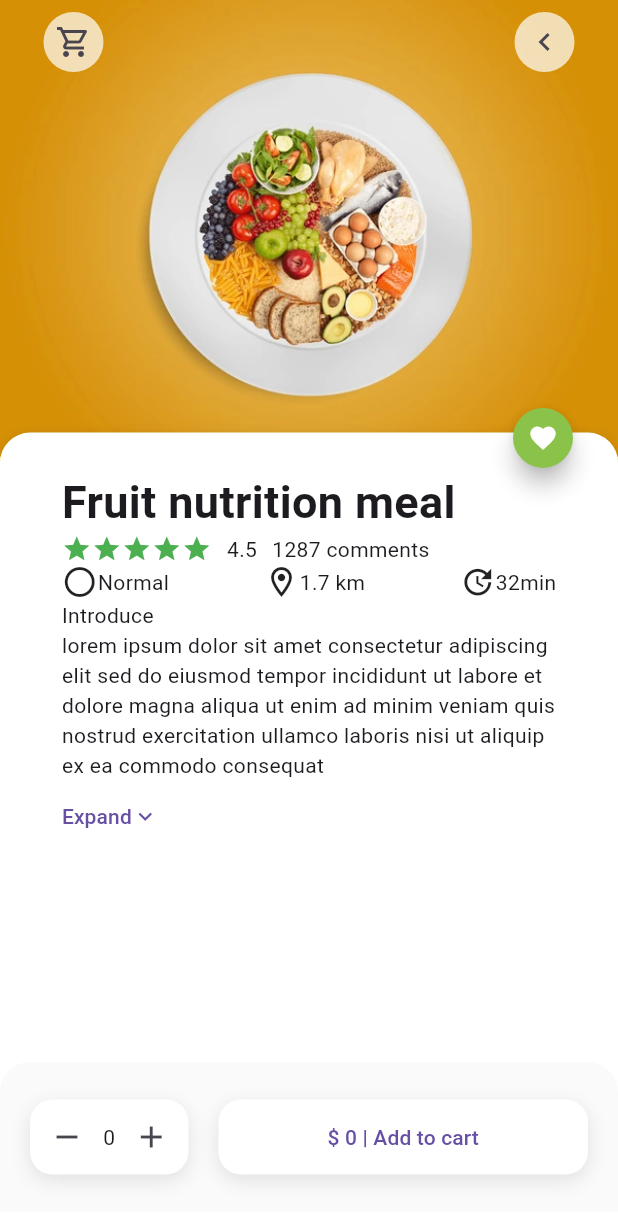
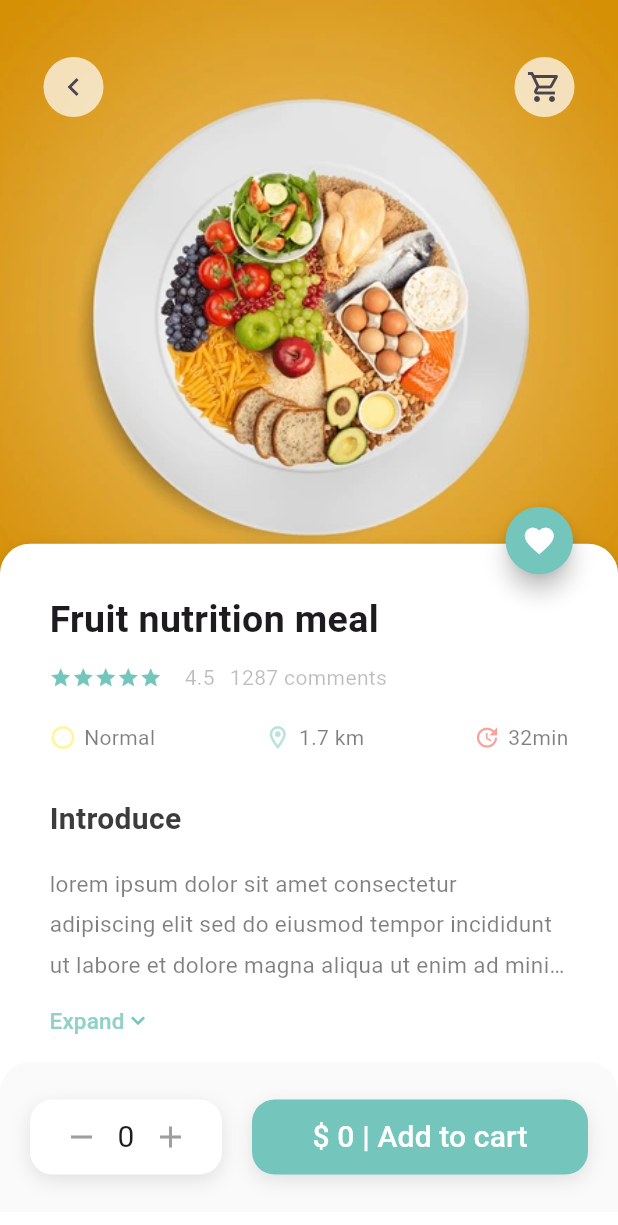
Before and after one commit to Siripongapr/np_app_test, a Flutter app: the screen it shows after launch, on a phone screen of 412 x 824 dp. Shown: the top 1225 px of the screen. Run offline on Flutter 3.47's test engine with Material 3 defaults, Android fonts, the phone set to English and light mode, and no system bars.

Commit message:
feat: Detailed all the UI from the design.

```diff
--- a/lib/screen/menu.dart
+++ b/lib/screen/menu.dart
@@ -1,5 +1,6 @@
 import 'package:flutter/material.dart';
 import 'package:np_app_test/widget/add_to_cart_button.dart';
+import 'package:np_app_test/widget/colors.dart';
 import 'package:np_app_test/widget/count_button.dart';
 import 'package:np_app_test/widget/custom_app_bar.dart';
 import 'package:np_app_test/widget/icon_with_text.dart';
@@ -14,6 +15,7 @@ class Menu extends StatefulWidget {
 class _MenuState extends State<Menu> {
   int _rating = 5;
   int _itemCount = 0;
+  int _maxLine = 3;
   String assetImage = 'assets/images/plate.webp';
   @override
   Widget build(BuildContext context) {
@@ -24,14 +26,20 @@ class _MenuState extends State<Menu> {
         children: [
           SizedBox(
             width: screenWidth,
+            height: screenHeight * 0.5,
             child: Image.asset(
               assetImage,
-              fit: BoxFit.contain,
+              fit: BoxFit.fitHeight,
             ),
           ),
-          const CustomAppBar(),
+          Padding(
+            padding: const EdgeInsets.only(top: 30.0),
+            child: CustomAppBar(
+              itemCount: _itemCount,
+            ),
+          ),
           Positioned(
-            top: screenHeight * 0.35,
+            top: screenHeight * 0.44,
             child: Container(
               width: screenWidth,
               height: screenHeight,
@@ -49,43 +57,31 @@ class _MenuState extends State<Menu> {
                   ]),
               child: Padding(
                 padding: EdgeInsets.symmetric(
-                    horizontal: screenWidth * 0.1,
-                    vertical: screenHeight * 0.03),
+                    horizontal: screenWidth * 0.08,
+                    vertical: screenHeight * 0.04),
                 child: Column(
                     crossAxisAlignment: CrossAxisAlignment.start,
                     children: [
                       const Text('Fruit nutrition meal',
                           style: TextStyle(
-                              fontSize: 30, fontWeight: FontWeight.bold)),
+                              fontSize: 25, fontWeight: FontWeight.bold)),
+                      const SizedBox(height: 10),
                       Row(
                         children: [
-                          Row(
-                            mainAxisSize: MainAxisSize.max,
-                            mainAxisAlignment: MainAxisAlignment.center,
-                            children: List.generate(5, (index) {
-                              return GestureDetector(
-                                onTap: () {
-                                  setState(() {
-                                    _rating = index + 1;
-                                  });
-                                },
-                                child: Icon(
-                                  _rating > index ? Icons.star : Icons.star,
-                                  color: _rating > index
-                                      ? Colors.green
-                                      : Colors.grey,
-                                  size: 20.0,
-                                ),
-                              );
-                            }),
+                          _ratingWidget(),
+                          const SizedBox(width: 15),
+                          const Text(
+                            '4.5',
+                            style: TextStyle(color: Colors.black26),
                           ),
                           const SizedBox(width: 10),
-                          const Text('4.5'),
-                          const SizedBox(width: 10),
-                          const Text('1287 comments')
+                          const Text('1287 comments',
+                              style: TextStyle(color: Colors.black26))
                         ],
                       ),
-                      const Row(
+                      const Padding(
+                        padding: EdgeInsets.only(top: 20.0, bottom: 30),
+                        child: Row(
                           mainAxisAlignment: MainAxisAlignment.spaceBetween,
                           children: [
                             IconWithText(
@@ -102,18 +98,45 @@ class _MenuState extends State<Menu> {
                             ),
                           ],
                         ),
-                      const Text('Introduce'),
-                      const Text(
-                          'lorem ipsum dolor sit amet consectetur adipiscing elit sed do eiusmod tempor incididunt ut labore et dolore magna aliqua ut enim ad minim veniam quis nostrud exercitation ullamco laboris nisi ut aliquip ex ea commodo consequat'),
-                      TextButton(
+                      ),
+                      const Text('Introduce',
+                          style: TextStyle(
+                              fontSize: 20,
+                              fontWeight: FontWeight.bold,
+                              color: Color.fromARGB(255, 60, 60, 60))),
+                      const SizedBox(height: 15),
+                      Text(
+                        'lorem ipsum dolor sit amet consectetur adipiscing elit sed do eiusmod tempor incididunt ut labore et dolore magna aliqua ut enim ad minim veniam quis nostrud exercitation ullamco laboris nisi ut aliquip ex ea commodo consequat',
+                        style: TextStyle(
+                            fontSize: 15,
+                            height: 1.8,
+                            color: Colors.black.withOpacity(0.5)),
+                        maxLines: _maxLine,
+                        overflow: TextOverflow.ellipsis,
+                      ),
+                      Visibility(
+                        visible: _maxLine == 3,
+                        child: TextButton(
                           style: const ButtonStyle(
                               padding: WidgetStatePropertyAll(EdgeInsets.zero)),
-                        onPressed: () {},
-                        child: const Row(
+                          onPressed: () {
+                            setState(() {
+                              _maxLine = 999;
+                            });
+                          },
+                          child: Row(
                             children: [
-                            Text('Expand'),
-                            Icon(Icons.keyboard_arrow_down)
+                              Text('Expand',
+                                  style: TextStyle(
+                                      color: AppPalette.primaryGreen
+                                          .withOpacity(0.8),
+                                      fontSize: 15)),
+                              const Icon(
+                                Icons.keyboard_arrow_down,
+                                color: AppPalette.primaryGreen,
+                              )
                             ],
+                          ),
                         ),
                       ),
                     ]),
@@ -121,19 +144,19 @@ class _MenuState extends State<Menu> {
             ),
           ),
           Positioned(
-            top: screenHeight * 0.33,
+            top: screenHeight * 0.41,
             right: 30.0,
             child: SizedBox(
-              width: 40,
-              height: 40,
+              width: 45,
+              height: 45,
               child: FloatingActionButton(
                 shape: const CircleBorder(),
                 onPressed: () {},
-                backgroundColor: Colors.lightGreen,
+                backgroundColor: AppPalette.primaryGreen,
                 child: const Icon(
                   Icons.favorite,
                   color: Colors.white,
-                  size: 20,
+                  size: 23,
                 ),
               ),
             ),
@@ -158,7 +181,7 @@ class _MenuState extends State<Menu> {
               // mainAxisAlignment: MainAxisAlignment.center,
               children: [
                 Expanded(
-                    flex: 3,
+                    flex: 4,
                     child: CountButton(
                       onDecrement: () {
                         setState(() {
@@ -183,4 +206,25 @@ class _MenuState extends State<Menu> {
           )),
     );
   }
+
+  Row _ratingWidget() {
+    return Row(
+      mainAxisSize: MainAxisSize.max,
+      mainAxisAlignment: MainAxisAlignment.center,
+      children: List.generate(5, (index) {
+        return GestureDetector(
+          onTap: () {
+            setState(() {
+              _rating = index + 1;
+            });
+          },
+          child: Icon(
+            _rating > index ? Icons.star : Icons.star,
+            color: _rating > index ? AppPalette.primaryGreen : Colors.grey,
+            size: 15.0,
+          ),
+        );
+      }),
+    );
   }
+}
--- a/lib/widget/add_to_cart_button.dart
+++ b/lib/widget/add_to_cart_button.dart
@@ -1,5 +1,6 @@
 // ignore: must_be_immutable
 import 'package:flutter/material.dart';
+import 'package:np_app_test/widget/colors.dart';
 
 class AddToCartButton extends StatelessWidget {
   const AddToCartButton({super.key, required this.itemCount});
@@ -13,16 +14,17 @@ class AddToCartButton extends StatelessWidget {
         boxShadow: [
           BoxShadow(
             color: Colors.black.withOpacity(0.1),
-            offset: Offset(0, 4),
+            offset: const Offset(0, 4),
             blurRadius: 10,
           ),
         ],
-        color: Colors.white,
-        borderRadius: BorderRadius.all(Radius.circular(15)),
+        color: AppPalette.primaryGreen,
+        borderRadius: const BorderRadius.all(Radius.circular(15)),
       ),
       child: TextButton(
         onPressed: () {},
-        child: Text("\$ ${itemCount * 14} | Add to cart"),
+        child: Text("\$ ${itemCount * 14} | Add to cart",
+            style: const TextStyle(color: Colors.white, fontSize: 20)),
       ),
     );
   }
--- a/lib/widget/app_bar_icon.dart
+++ b/lib/widget/app_bar_icon.dart
@@ -1,16 +1,91 @@
 import 'package:flutter/material.dart';
+import 'package:np_app_test/widget/colors.dart';
 
-class AppbarIcon extends StatelessWidget {
-  const AppbarIcon({super.key, required this.icon});
+// ignore: must_be_immutable
+class AppBarIcon extends StatefulWidget {
+  AppBarIcon({super.key, required this.icon, this.itemCount = 0});
   final IconData icon;
+  int itemCount;
+  @override
+  State<AppBarIcon> createState() => _AppBarIconState();
+}
 
+class _AppBarIconState extends State<AppBarIcon> {
   @override
   Widget build(BuildContext context) {
-    return IconButton(
-        icon: Icon(icon),
-        onPressed: () {},
-        style: ButtonStyle(
-          backgroundColor: WidgetStateProperty.all(Colors.white70),
-        ));
+    return Stack(children: [
+      IconButton(
+          icon: Icon(widget.icon),
+          onPressed: () {},
+          style: ButtonStyle(
+            backgroundColor: WidgetStateProperty.all(Colors.white70),
+          )),
+      if (widget.itemCount > 0 && widget.icon == Icons.shopping_cart_outlined)
+        Positioned(
+          right: 0,
+          child: Container(
+            padding: const EdgeInsets.all(1),
+            decoration: const BoxDecoration(
+              color: AppPalette.primaryGreen,
+              borderRadius: BorderRadius.all(Radius.circular(10)),
+            ),
+            constraints: const BoxConstraints(
+              minWidth: 20,
+              minHeight: 20,
+            ),
+            child: Center(
+              child: Text(
+                '${widget.itemCount}',
+                style: const TextStyle(
+                  color: Colors.white,
+                  fontSize: 12,
+                ),
+                textAlign: TextAlign.center,
+              ),
+            ),
+          ),
+        ),
+    ]);
   }
 }
+// class AppBarIcon extends StatelessWidget {
+//   AppBarIcon({super.key, required this.icon, this.itemCount = 0});
+//   final IconData icon;
+//   int itemCount;
+//   @override
+//   Widget build(BuildContext context) {
+//     return Stack(children: [
+//       IconButton(
+//           icon: Icon(icon),
+//           onPressed: () {},
+//           style: ButtonStyle(
+//             backgroundColor: WidgetStateProperty.all(Colors.white70),
+//           )),
+//       if (itemCount > 0)
+//         Positioned(
+//           right: 0,
+//           child: Container(
+//             padding: const EdgeInsets.all(1),
+//             decoration: const BoxDecoration(
+//               color: Colors.red,
+//               borderRadius: BorderRadius.all(Radius.circular(10)),
+//             ),
+//             constraints: const BoxConstraints(
+//               minWidth: 20,
+//               minHeight: 20,
+//             ),
+//             child: Center(
+//               child: Text(
+//                 '$itemCount',
+//                 style: const TextStyle(
+//                   color: Colors.white,
+//                   fontSize: 12,
+//                 ),
+//                 textAlign: TextAlign.center,
+//               ),
+//             ),
+//           ),
+//         ),
+//     ]);
+//   }
+// }
--- /dev/null
+++ b/lib/widget/colors.dart
@@ -0,0 +1,6 @@
+import 'package:flutter/material.dart';
+
+abstract class AppPalette {
+  // Red
+  static const primaryGreen = Color(0xFF74c5bc);
+}
--- a/lib/widget/count_button.dart
+++ b/lib/widget/count_button.dart
@@ -33,12 +33,18 @@ class CountButton extends StatelessWidget {
         children: [
           IconButton(
             onPressed: onDecrement,
-            icon: const Icon(Icons.remove),
+            color: Colors.grey,
+            icon: const Icon(
+              Icons.remove,
+            ),
           ),
-          Text(itemCount.toString()),
+          Text(itemCount.toString(), style: const TextStyle(fontSize: 20)),
           IconButton(
             onPressed: onIncrement,
-            icon: const Icon(Icons.add),
+            icon: const Icon(
+              Icons.add,
+              color: Colors.grey,
+            ),
           ),
         ],
       ),
--- a/lib/widget/custom_app_bar.dart
+++ b/lib/widget/custom_app_bar.dart
@@ -1,28 +1,38 @@
 import 'package:flutter/material.dart';
 import 'package:np_app_test/widget/app_bar_icon.dart';
 
-class CustomAppBar extends StatelessWidget {
-  const CustomAppBar({
+// ignore: must_be_immutable
+class CustomAppBar extends StatefulWidget {
+  CustomAppBar({
     super.key,
+    this.itemCount = 0,
   });
+  int itemCount;
 
+  @override
+  State<CustomAppBar> createState() => _CustomAppBarState();
+}
+
+class _CustomAppBarState extends State<CustomAppBar> {
   @override
   Widget build(BuildContext context) {
     return AppBar(
       forceMaterialTransparency: true,
-      actions: const [
+      actions: [
         Expanded(
           child: Padding(
-            padding: EdgeInsets.symmetric(horizontal: 25.0),
+            padding: const EdgeInsets.symmetric(horizontal: 25.0),
             child: Row(
               mainAxisAlignment: MainAxisAlignment.spaceBetween,
               children: [
-                AppbarIcon(
+                AppBarIcon(
+                  icon: Icons.chevron_left,
+                  itemCount: widget.itemCount,
+                ),
+                AppBarIcon(
                   icon: Icons.shopping_cart_outlined,
+                  itemCount: widget.itemCount,
                 ),
-                AppbarIcon(
-                  icon: Icons.chevron_left,
-                )
               ],
             ),
           ),
@@ -31,3 +41,37 @@ class CustomAppBar extends StatelessWidget {
     );
   }
 }
+// class CustomAppBar extends StatelessWidget {
+//   CustomAppBar({
+//     super.key,
+//     this.itemCount = 0,
+//   });
+//   int itemCount;
+
+//   @override
+//   Widget build(BuildContext context) {
+//     return AppBar(
+//       forceMaterialTransparency: true,
+//       actions: [
+//         Expanded(
+//           child: Padding(
+//             padding: EdgeInsets.symmetric(horizontal: 25.0),
+//             child: Row(
+//               mainAxisAlignment: MainAxisAlignment.spaceBetween,
+//               children: [
+//                 AppBarIcon(
+//                   icon: Icons.chevron_left,
+//                   itemCount: itemCount,
+//                 ),
+//                 AppBarIcon(
+//                   icon: Icons.shopping_cart_outlined,
+//                   itemCount: itemCount,
+//                 ),
+//               ],
+//             ),
+//           ),
+//         ),
+//       ],
+//     );
+//   }
+// }
--- a/lib/widget/icon_with_text.dart
+++ b/lib/widget/icon_with_text.dart
@@ -1,4 +1,5 @@
 import 'package:flutter/material.dart';
+import 'package:np_app_test/widget/colors.dart';
 
 class IconWithText extends StatelessWidget {
   const IconWithText({
@@ -12,8 +13,18 @@ class IconWithText extends StatelessWidget {
   Widget build(BuildContext context) {
     return Row(
       children: [
-        Icon(icon),
-        Text(text),
+        Icon(icon,
+            size: 18,
+            color: icon == Icons.circle_outlined
+                ? Colors.yellow.withOpacity(0.5)
+                : icon == Icons.location_on_outlined
+                    ? AppPalette.primaryGreen.withOpacity(0.5)
+                    : Colors.red.withOpacity(0.5)),
+        const SizedBox(width: 5),
+        Text(
+          text,
+          style: TextStyle(color: Colors.black.withOpacity(0.5)),
+        ),
       ],
     );
   }
```
Lines whose indentation alone changed are shown as unchanged.
